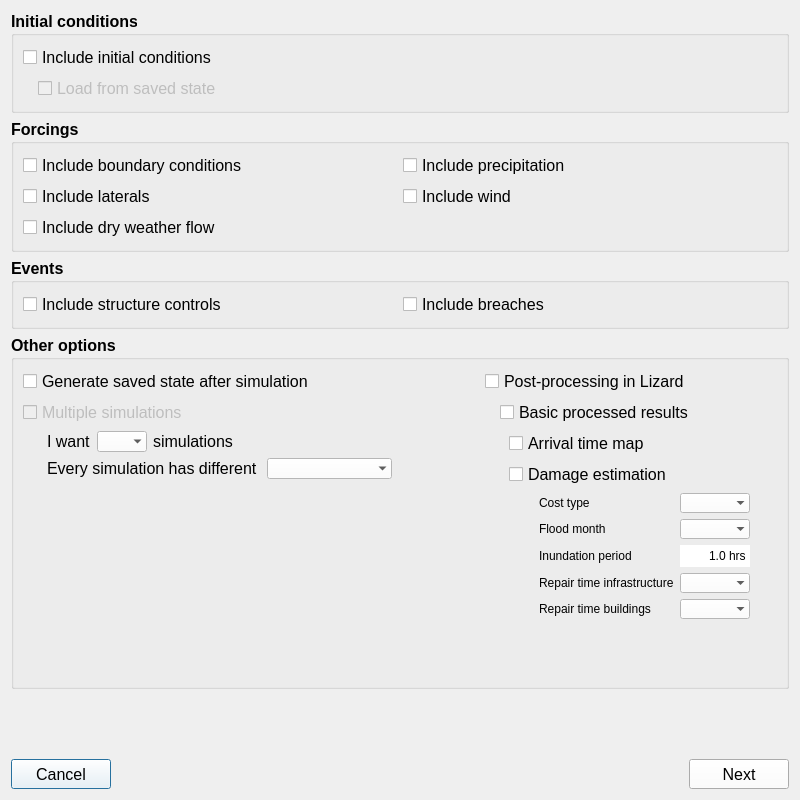
First picture: the form in threedi_models_and_simulations/ui/simulation_wizard/init_dialog.ui, repository nens/threedi-api-qgis-client, before the edit.
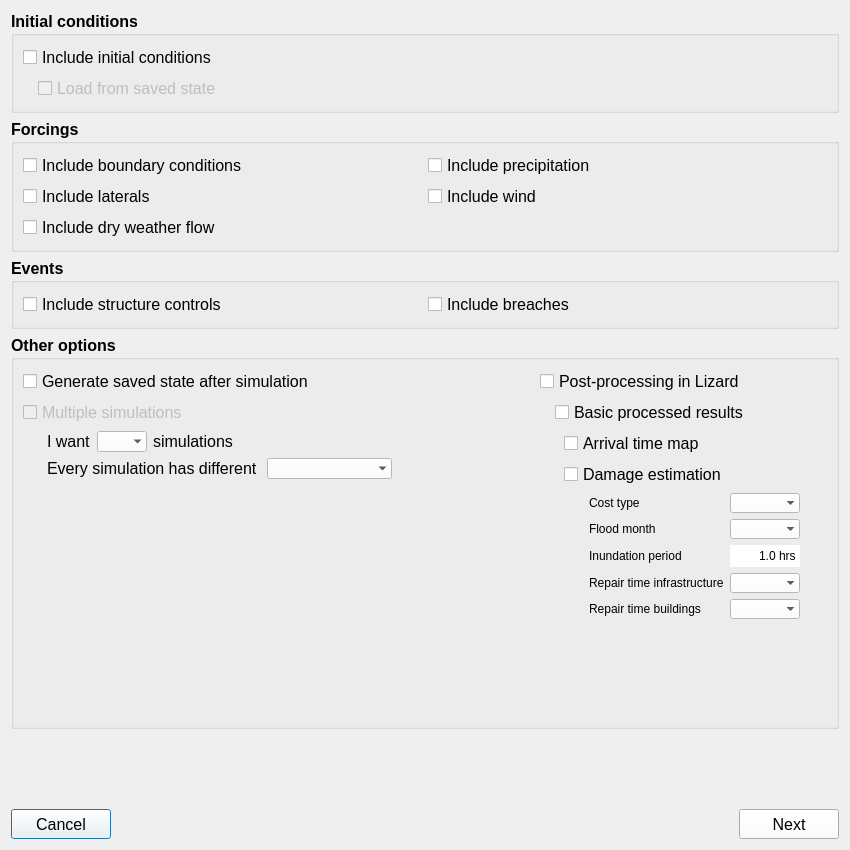
Second picture: the form after the edit.

The edit to the form file:
```diff
--- a/threedi_models_and_simulations/ui/simulation_wizard/init_dialog.ui
+++ b/threedi_models_and_simulations/ui/simulation_wizard/init_dialog.ui
@@ -6,14 +6,14 @@
    <rect>
     <x>0</x>
     <y>0</y>
-    <width>800</width>
-    <height>800</height>
+    <width>850</width>
+    <height>850</height>
    </rect>
   </property>
   <property name="minimumSize">
    <size>
-    <width>800</width>
-    <height>800</height>
+    <width>850</width>
+    <height>850</height>
    </size>
   </property>
   <property name="maximumSize">
@@ -460,486 +460,539 @@
                 </property>
                 <layout class="QGridLayout" name="gridLayout_9">
                  <property name="leftMargin">
-                  <number>30</number>
+                  <number>0</number>
                  </property>
                  <property name="topMargin">
                   <number>0</number>
                  </property>
-                 <item row="4" column="0">
-                  <widget class="QLabel" name="label_9">
-                   <property name="minimumSize">
-                    <size>
-                     <width>0</width>
-                     <height>20</height>
-                    </size>
+                 <item row="0" column="0" colspan="2">
+                  <layout class="QGridLayout" name="gridLayout_8">
+                   <property name="leftMargin">
+                    <number>25</number>
                    </property>
-                   <property name="font">
-                    <font>
-                     <family>Segoe UI</family>
-                     <pointsize>9</pointsize>
-                     <weight>50</weight>
-                     <bold>false</bold>
-                    </font>
+                   <property name="bottomMargin">
+                    <number>0</number>
                    </property>
-                   <property name="text">
-                    <string>Repair time buildings</string>
-                   </property>
-                  </widget>
-                 </item>
-                 <item row="4" column="1">
-                  <widget class="QComboBox" name="dd_repair_building">
-                   <property name="minimumSize">
-                    <size>
-                     <width>0</width>
-                     <height>20</height>
-                    </size>
-                   </property>
-                   <property name="font">
-                    <font>
-                     <family>Segoe UI</family>
-                     <pointsize>9</pointsize>
-                     <weight>50</weight>
-                     <bold>false</bold>
-                    </font>
-                   </property>
-                   <property name="styleSheet">
-                    <string notr="true">QComboBox {background-color:white; selection-background-color: lightgray;}</string>
-                   </property>
-                   <property name="frame">
-                    <bool>false</bool>
-                   </property>
-                  </widget>
+                   <item row="2" column="1">
+                    <widget class="QDoubleSpinBox" name="sb_period">
+                     <property name="sizePolicy">
+                      <sizepolicy hsizetype="Minimum" vsizetype="Expanding">
+                       <horstretch>0</horstretch>
+                       <verstretch>0</verstretch>
+                      </sizepolicy>
+                     </property>
+                     <property name="minimumSize">
+                      <size>
+                       <width>0</width>
+                       <height>20</height>
+                      </size>
+                     </property>
+                     <property name="font">
+                      <font>
+                       <family>Segoe UI</family>
+                       <pointsize>9</pointsize>
+                       <weight>50</weight>
+                       <bold>false</bold>
+                      </font>
+                     </property>
+                     <property name="styleSheet">
+                      <string notr="true">QDoubleSpinBox {background-color: white;}</string>
+                     </property>
+                     <property name="frame">
+                      <bool>false</bool>
+                     </property>
+                     <property name="alignment">
+                      <set>Qt::AlignRight|Qt::AlignTrailing|Qt::AlignVCenter</set>
+                     </property>
+                     <property name="buttonSymbols">
+                      <enum>QAbstractSpinBox::NoButtons</enum>
+                     </property>
+                     <property name="suffix">
+                      <string> hrs</string>
+                     </property>
+                     <property name="decimals">
+                      <number>1</number>
+                     </property>
+                     <property name="minimum">
+                      <double>1.000000000000000</double>
+                     </property>
+                    </widget>
+                   </item>
+                   <item row="4" column="0">
+                    <widget class="QLabel" name="label_9">
+                     <property name="minimumSize">
+                      <size>
+                       <width>0</width>
+                       <height>0</height>
+                      </size>
+                     </property>
+                     <property name="font">
+                      <font>
+                       <family>Segoe UI</family>
+                       <pointsize>9</pointsize>
+                       <weight>50</weight>
+                       <bold>false</bold>
+                      </font>
+                     </property>
+                     <property name="text">
+                      <string>Repair time buildings</string>
+                     </property>
+                    </widget>
+                   </item>
+                   <item row="3" column="1">
+                    <widget class="QComboBox" name="dd_repair_infrastructure">
+                     <property name="sizePolicy">
+                      <sizepolicy hsizetype="Preferred" vsizetype="Expanding">
+                       <horstretch>0</horstretch>
+                       <verstretch>0</verstretch>
+                      </sizepolicy>
+                     </property>
+                     <property name="minimumSize">
+                      <size>
+                       <width>0</width>
+                       <height>20</height>
+                      </size>
+                     </property>
+                     <property name="palette">
+                      <palette>
+                       <active>
+                        <colorrole role="Button">
+                         <brush brushstyle="SolidPattern">
+                          <color alpha="255">
+                           <red>255</red>
+                           <green>255</green>
+                           <blue>255</blue>
+                          </color>
+                         </brush>
+                        </colorrole>
+                        <colorrole role="Base">
+                         <brush brushstyle="SolidPattern">
+                          <color alpha="255">
+                           <red>255</red>
+                           <green>255</green>
+                           <blue>255</blue>
+                          </color>
+                         </brush>
+                        </colorrole>
+                        <colorrole role="Window">
+                         <brush brushstyle="SolidPattern">
+                          <color alpha="255">
+                           <red>255</red>
+                           <green>255</green>
+                           <blue>255</blue>
+                          </color>
+                         </brush>
+                        </colorrole>
+                        <colorrole role="Highlight">
+                         <brush brushstyle="SolidPattern">
+                          <color alpha="255">
+                           <red>211</red>
+                           <green>211</green>
+                           <blue>211</blue>
+                          </color>
+                         </brush>
+                        </colorrole>
+                       </active>
+                       <inactive>
+                        <colorrole role="Button">
+                         <brush brushstyle="SolidPattern">
+                          <color alpha="255">
+                           <red>255</red>
+                           <green>255</green>
+                           <blue>255</blue>
+                          </color>
+                         </brush>
+                        </colorrole>
+                        <colorrole role="Base">
+                         <brush brushstyle="SolidPattern">
+                          <color alpha="255">
+                           <red>255</red>
+                           <green>255</green>
+                           <blue>255</blue>
+                          </color>
+                         </brush>
+                        </colorrole>
+                        <colorrole role="Window">
+                         <brush brushstyle="SolidPattern">
+                          <color alpha="255">
+                           <red>255</red>
+                           <green>255</green>
+                           <blue>255</blue>
+                          </color>
+                         </brush>
+                        </colorrole>
+                        <colorrole role="Highlight">
+                         <brush brushstyle="SolidPattern">
+                          <color alpha="255">
+                           <red>211</red>
+                           <green>211</green>
+                           <blue>211</blue>
+                          </color>
+                         </brush>
+                        </colorrole>
+                       </inactive>
+                       <disabled>
+                        <colorrole role="Button">
+                         <brush brushstyle="SolidPattern">
+                          <color alpha="255">
+                           <red>255</red>
+                           <green>255</green>
+                           <blue>255</blue>
+                          </color>
+                         </brush>
+                        </colorrole>
+                        <colorrole role="Base">
+                         <brush brushstyle="SolidPattern">
+                          <color alpha="255">
+                           <red>255</red>
+                           <green>255</green>
+                           <blue>255</blue>
+                          </color>
+                         </brush>
+                        </colorrole>
+                        <colorrole role="Window">
+                         <brush brushstyle="SolidPattern">
+                          <color alpha="255">
+                           <red>255</red>
+                           <green>255</green>
+                           <blue>255</blue>
+                          </color>
+                         </brush>
+                        </colorrole>
+                        <colorrole role="Highlight">
+                         <brush brushstyle="SolidPattern">
+                          <color alpha="255">
+                           <red>211</red>
+                           <green>211</green>
+                           <blue>211</blue>
+                          </color>
+                         </brush>
+                        </colorrole>
+                       </disabled>
+                      </palette>
+                     </property>
+                     <property name="font">
+                      <font>
+                       <family>Segoe UI</family>
+                       <pointsize>9</pointsize>
+                       <weight>50</weight>
+                       <bold>false</bold>
+                      </font>
+                     </property>
+                     <property name="styleSheet">
+                      <string notr="true">QComboBox {background-color:white; selection-background-color: lightgray;}</string>
+                     </property>
+                     <property name="frame">
+                      <bool>false</bool>
+                     </property>
+                    </widget>
+                   </item>
+                   <item row="0" column="0">
+                    <widget class="QLabel" name="label_5">
+                     <property name="minimumSize">
+                      <size>
+                       <width>0</width>
+                       <height>0</height>
+                      </size>
+                     </property>
+                     <property name="font">
+                      <font>
+                       <family>Segoe UI</family>
+                       <pointsize>9</pointsize>
+                       <weight>50</weight>
+                       <bold>false</bold>
+                      </font>
+                     </property>
+                     <property name="text">
+                      <string>Cost type</string>
+                     </property>
+                    </widget>
+                   </item>
+                   <item row="2" column="0">
+                    <widget class="QLabel" name="label_7">
+                     <property name="minimumSize">
+                      <size>
+                       <width>0</width>
+                       <height>0</height>
+                      </size>
+                     </property>
+                     <property name="font">
+                      <font>
+                       <family>Segoe UI</family>
+                       <pointsize>9</pointsize>
+                       <weight>50</weight>
+                       <bold>false</bold>
+                      </font>
+                     </property>
+                     <property name="text">
+                      <string>Inundation period</string>
+                     </property>
+                    </widget>
+                   </item>
+                   <item row="4" column="1">
+                    <widget class="QComboBox" name="dd_repair_building">
+                     <property name="sizePolicy">
+                      <sizepolicy hsizetype="Preferred" vsizetype="Expanding">
+                       <horstretch>0</horstretch>
+                       <verstretch>0</verstretch>
+                      </sizepolicy>
+                     </property>
+                     <property name="minimumSize">
+                      <size>
+                       <width>0</width>
+                       <height>20</height>
+                      </size>
+                     </property>
+                     <property name="font">
+                      <font>
+                       <family>Segoe UI</family>
+                       <pointsize>9</pointsize>
+                       <weight>50</weight>
+                       <bold>false</bold>
+                      </font>
+                     </property>
+                     <property name="styleSheet">
+                      <string notr="true">QComboBox {background-color:white; selection-background-color: lightgray;}</string>
+                     </property>
+                     <property name="frame">
+                      <bool>false</bool>
+                     </property>
+                    </widget>
+                   </item>
+                   <item row="1" column="1">
+                    <widget class="QComboBox" name="dd_flood_month">
+                     <property name="sizePolicy">
+                      <sizepolicy hsizetype="Preferred" vsizetype="Expanding">
+                       <horstretch>0</horstretch>
+                       <verstretch>0</verstretch>
+                      </sizepolicy>
+                     </property>
+                     <property name="minimumSize">
+                      <size>
+                       <width>0</width>
+                       <height>20</height>
+                      </size>
+                     </property>
+                     <property name="font">
+                      <font>
+                       <family>Segoe UI</family>
+                       <pointsize>9</pointsize>
+                       <weight>50</weight>
+                       <bold>false</bold>
+                      </font>
+                     </property>
+                     <property name="styleSheet">
+                      <string notr="true">QComboBox {background-color:white; selection-background-color: lightgray;}</string>
+                     </property>
+                     <property name="frame">
+                      <bool>false</bool>
+                     </property>
+                    </widget>
+                   </item>
+                   <item row="0" column="1">
+                    <widget class="QComboBox" name="dd_cost_type">
+                     <property name="sizePolicy">
+                      <sizepolicy hsizetype="Preferred" vsizetype="Expanding">
+                       <horstretch>0</horstretch>
+                       <verstretch>0</verstretch>
+                      </sizepolicy>
+                     </property>
+                     <property name="minimumSize">
+                      <size>
+                       <width>0</width>
+                       <height>20</height>
+                      </size>
+                     </property>
+                     <property name="palette">
+                      <palette>
+                       <active>
+                        <colorrole role="Button">
+                         <brush brushstyle="SolidPattern">
+                          <color alpha="255">
+                           <red>255</red>
+                           <green>255</green>
+                           <blue>255</blue>
+                          </color>
+                         </brush>
+                        </colorrole>
+                        <colorrole role="Base">
+                         <brush brushstyle="SolidPattern">
+                          <color alpha="255">
+                           <red>255</red>
+                           <green>255</green>
+                           <blue>255</blue>
+                          </color>
+                         </brush>
+                        </colorrole>
+                        <colorrole role="Window">
+                         <brush brushstyle="SolidPattern">
+                          <color alpha="255">
+                           <red>255</red>
+                           <green>255</green>
+                           <blue>255</blue>
+                          </color>
+                         </brush>
+                        </colorrole>
+                        <colorrole role="Highlight">
+                         <brush brushstyle="SolidPattern">
+                          <color alpha="255">
+                           <red>211</red>
+                           <green>211</green>
+                           <blue>211</blue>
+                          </color>
+                         </brush>
+                        </colorrole>
+                       </active>
+                       <inactive>
+                        <colorrole role="Button">
+                         <brush brushstyle="SolidPattern">
+                          <color alpha="255">
+                           <red>255</red>
+                           <green>255</green>
+                           <blue>255</blue>
+                          </color>
+                         </brush>
+                        </colorrole>
+                        <colorrole role="Base">
+                         <brush brushstyle="SolidPattern">
+                          <color alpha="255">
+                           <red>255</red>
+                           <green>255</green>
+                           <blue>255</blue>
+                          </color>
+                         </brush>
+                        </colorrole>
+                        <colorrole role="Window">
+                         <brush brushstyle="SolidPattern">
+                          <color alpha="255">
+                           <red>255</red>
+                           <green>255</green>
+                           <blue>255</blue>
+                          </color>
+                         </brush>
+                        </colorrole>
+                        <colorrole role="Highlight">
+                         <brush brushstyle="SolidPattern">
+                          <color alpha="255">
+                           <red>211</red>
+                           <green>211</green>
+                           <blue>211</blue>
+                          </color>
+                         </brush>
+                        </colorrole>
+                       </inactive>
+                       <disabled>
+                        <colorrole role="Button">
+                         <brush brushstyle="SolidPattern">
+                          <color alpha="255">
+                           <red>255</red>
+                           <green>255</green>
+                           <blue>255</blue>
+                          </color>
+                         </brush>
+                        </colorrole>
+                        <colorrole role="Base">
+                         <brush brushstyle="SolidPattern">
+                          <color alpha="255">
+                           <red>255</red>
+                           <green>255</green>
+                           <blue>255</blue>
+                          </color>
+                         </brush>
+                        </colorrole>
+                        <colorrole role="Window">
+                         <brush brushstyle="SolidPattern">
+                          <color alpha="255">
+                           <red>255</red>
+                           <green>255</green>
+                           <blue>255</blue>
+                          </color>
+                         </brush>
+                        </colorrole>
+                        <colorrole role="Highlight">
+                         <brush brushstyle="SolidPattern">
+                          <color alpha="255">
+                           <red>211</red>
+                           <green>211</green>
+                           <blue>211</blue>
+                          </color>
+                         </brush>
+                        </colorrole>
+                       </disabled>
+                      </palette>
+                     </property>
+                     <property name="font">
+                      <font>
+                       <family>Segoe UI</family>
+                       <pointsize>9</pointsize>
+                       <weight>50</weight>
+                       <bold>false</bold>
+                      </font>
+                     </property>
+                     <property name="styleSheet">
+                      <string notr="true">QComboBox {background-color:white; selection-background-color: lightgray;}</string>
+                     </property>
+                     <property name="frame">
+                      <bool>false</bool>
+                     </property>
+                    </widget>
+                   </item>
+                   <item row="1" column="0">
+                    <widget class="QLabel" name="label_6">
+                     <property name="minimumSize">
+                      <size>
+                       <width>0</width>
+                       <height>0</height>
+                      </size>
+                     </property>
+                     <property name="font">
+                      <font>
+                       <family>Segoe UI</family>
+                       <pointsize>9</pointsize>
+                       <weight>50</weight>
+                       <bold>false</bold>
+                      </font>
+                     </property>
+                     <property name="text">
+                      <string>Flood month</string>
+                     </property>
+                    </widget>
+                   </item>
+                   <item row="3" column="0">
+                    <widget class="QLabel" name="label_8">
+                     <property name="minimumSize">
+                      <size>
+                       <width>0</width>
+                       <height>0</height>
+                      </size>
+                     </property>
+                     <property name="font">
+                      <font>
+                       <family>Segoe UI</family>
+                       <pointsize>9</pointsize>
+                       <weight>50</weight>
+                       <bold>false</bold>
+                      </font>
+                     </property>
+                     <property name="text">
+                      <string>Repair time infrastructure</string>
+                     </property>
+                    </widget>
+                   </item>
+                  </layout>
                  </item>
                  <item row="3" column="0">
-                  <widget class="QLabel" name="label_8">
-                   <property name="minimumSize">
-                    <size>
-                     <width>0</width>
-                     <height>20</height>
-                    </size>
+                  <spacer name="verticalSpacer_3">
+                   <property name="orientation">
+                    <enum>Qt::Vertical</enum>
                    </property>
-                   <property name="font">
-                    <font>
-                     <family>Segoe UI</family>
-                     <pointsize>9</pointsize>
-                     <weight>50</weight>
-                     <bold>false</bold>
-                    </font>
-                   </property>
-                   <property name="text">
-                    <string>Repair time infrastructure</string>
-                   </property>
-                  </widget>
-                 </item>
-                 <item row="2" column="0">
-                  <widget class="QLabel" name="label_7">
-                   <property name="minimumSize">
+                   <property name="sizeHint" stdset="0">
                     <size>
-                     <width>0</width>
-                     <height>20</height>
+                     <width>20</width>
+                     <height>40</height>
                     </size>
                    </property>
-                   <property name="font">
-                    <font>
-                     <family>Segoe UI</family>
-                     <pointsize>9</pointsize>
-                     <weight>50</weight>
-                     <bold>false</bold>
-                    </font>
-                   </property>
-                   <property name="text">
-                    <string>Inundation period</string>
-                   </property>
-                  </widget>
-                 </item>
-                 <item row="0" column="1">
-                  <widget class="QComboBox" name="dd_cost_type">
-                   <property name="minimumSize">
-                    <size>
-                     <width>0</width>
-                     <height>20</height>
-                    </size>
-                   </property>
-                   <property name="palette">
-                    <palette>
-                     <active>
-                      <colorrole role="Button">
-                       <brush brushstyle="SolidPattern">
-                        <color alpha="255">
-                         <red>255</red>
-                         <green>255</green>
-                         <blue>255</blue>
-                        </color>
-                       </brush>
-                      </colorrole>
-                      <colorrole role="Base">
-                       <brush brushstyle="SolidPattern">
-                        <color alpha="255">
-                         <red>255</red>
-                         <green>255</green>
-                         <blue>255</blue>
-                        </color>
-                       </brush>
-                      </colorrole>
-                      <colorrole role="Window">
-                       <brush brushstyle="SolidPattern">
-                        <color alpha="255">
-                         <red>255</red>
-                         <green>255</green>
-                         <blue>255</blue>
-                        </color>
-                       </brush>
-                      </colorrole>
-                      <colorrole role="Highlight">
-                       <brush brushstyle="SolidPattern">
-                        <color alpha="255">
-                         <red>211</red>
-                         <green>211</green>
-                         <blue>211</blue>
-                        </color>
-                       </brush>
-                      </colorrole>
-                     </active>
-                     <inactive>
-                      <colorrole role="Button">
-                       <brush brushstyle="SolidPattern">
-                        <color alpha="255">
-                         <red>255</red>
-                         <green>255</green>
-                         <blue>255</blue>
-                        </color>
-                       </brush>
-                      </colorrole>
-                      <colorrole role="Base">
-                       <brush brushstyle="SolidPattern">
-                        <color alpha="255">
-                         <red>255</red>
-                         <green>255</green>
-                         <blue>255</blue>
-                        </color>
-                       </brush>
-                      </colorrole>
-                      <colorrole role="Window">
-                       <brush brushstyle="SolidPattern">
-                        <color alpha="255">
-                         <red>255</red>
-                         <green>255</green>
-                         <blue>255</blue>
-                        </color>
-                       </brush>
-                      </colorrole>
-                      <colorrole role="Highlight">
-                       <brush brushstyle="SolidPattern">
-                        <color alpha="255">
-                         <red>211</red>
-                         <green>211</green>
-                         <blue>211</blue>
-                        </color>
-                       </brush>
-                      </colorrole>
-                     </inactive>
-                     <disabled>
-                      <colorrole role="Button">
-                       <brush brushstyle="SolidPattern">
-                        <color alpha="255">
-                         <red>255</red>
-                         <green>255</green>
-                         <blue>255</blue>
-                        </color>
-                       </brush>
-                      </colorrole>
-                      <colorrole role="Base">
-                       <brush brushstyle="SolidPattern">
-                        <color alpha="255">
-                         <red>255</red>
-                         <green>255</green>
-                         <blue>255</blue>
-                        </color>
-                       </brush>
-                      </colorrole>
-                      <colorrole role="Window">
-                       <brush brushstyle="SolidPattern">
-                        <color alpha="255">
-                         <red>255</red>
-                         <green>255</green>
-                         <blue>255</blue>
-                        </color>
-                       </brush>
-                      </colorrole>
-                      <colorrole role="Highlight">
-                       <brush brushstyle="SolidPattern">
-                        <color alpha="255">
-                         <red>211</red>
-                         <green>211</green>
-                         <blue>211</blue>
-                        </color>
-                       </brush>
-                      </colorrole>
-                     </disabled>
-                    </palette>
-                   </property>
-                   <property name="font">
-                    <font>
-                     <family>Segoe UI</family>
-                     <pointsize>9</pointsize>
-                     <weight>50</weight>
-                     <bold>false</bold>
-                    </font>
-                   </property>
-                   <property name="styleSheet">
-                    <string notr="true">QComboBox {background-color:white; selection-background-color: lightgray;}</string>
-                   </property>
-                   <property name="frame">
-                    <bool>false</bool>
-                   </property>
-                  </widget>
-                 </item>
-                 <item row="0" column="0">
-                  <widget class="QLabel" name="label_5">
-                   <property name="minimumSize">
-                    <size>
-                     <width>0</width>
-                     <height>20</height>
-                    </size>
-                   </property>
-                   <property name="font">
-                    <font>
-                     <family>Segoe UI</family>
-                     <pointsize>9</pointsize>
-                     <weight>50</weight>
-                     <bold>false</bold>
-                    </font>
-                   </property>
-                   <property name="text">
-                    <string>Cost type</string>
-                   </property>
-                  </widget>
-                 </item>
-                 <item row="1" column="0">
-                  <widget class="QLabel" name="label_6">
-                   <property name="minimumSize">
-                    <size>
-                     <width>0</width>
-                     <height>20</height>
-                    </size>
-                   </property>
-                   <property name="font">
-                    <font>
-                     <family>Segoe UI</family>
-                     <pointsize>9</pointsize>
-                     <weight>50</weight>
-                     <bold>false</bold>
-                    </font>
-                   </property>
-                   <property name="text">
-                    <string>Flood month</string>
-                   </property>
-                  </widget>
-                 </item>
-                 <item row="1" column="1">
-                  <widget class="QComboBox" name="dd_flood_month">
-                   <property name="minimumSize">
-                    <size>
-                     <width>0</width>
-                     <height>20</height>
-                    </size>
-                   </property>
-                   <property name="font">
-                    <font>
-                     <family>Segoe UI</family>
-                     <pointsize>9</pointsize>
-                     <weight>50</weight>
-                     <bold>false</bold>
-                    </font>
-                   </property>
-                   <property name="styleSheet">
-                    <string notr="true">QComboBox {background-color:white; selection-background-color: lightgray;}</string>
-                   </property>
-                   <property name="frame">
-                    <bool>false</bool>
-                   </property>
-                  </widget>
-                 </item>
-                 <item row="3" column="1">
-                  <widget class="QComboBox" name="dd_repair_infrastructure">
-                   <property name="minimumSize">
-                    <size>
-                     <width>0</width>
-                     <height>20</height>
-                    </size>
-                   </property>
-                   <property name="palette">
-                    <palette>
-                     <active>
-                      <colorrole role="Button">
-                       <brush brushstyle="SolidPattern">
-                        <color alpha="255">
-                         <red>255</red>
-                         <green>255</green>
-                         <blue>255</blue>
-                        </color>
-                       </brush>
-                      </colorrole>
-                      <colorrole role="Base">
-                       <brush brushstyle="SolidPattern">
-                        <color alpha="255">
-                         <red>255</red>
-                         <green>255</green>
-                         <blue>255</blue>
-                        </color>
-                       </brush>
-                      </colorrole>
-                      <colorrole role="Window">
-                       <brush brushstyle="SolidPattern">
-                        <color alpha="255">
-                         <red>255</red>
-                         <green>255</green>
-                         <blue>255</blue>
-                        </color>
-                       </brush>
-                      </colorrole>
-                      <colorrole role="Highlight">
-                       <brush brushstyle="SolidPattern">
-                        <color alpha="255">
-                         <red>211</red>
-                         <green>211</green>
-                         <blue>211</blue>
-                        </color>
-                       </brush>
-                      </colorrole>
-                     </active>
-                     <inactive>
-                      <colorrole role="Button">
-                       <brush brushstyle="SolidPattern">
-                        <color alpha="255">
-                         <red>255</red>
-                         <green>255</green>
-                         <blue>255</blue>
-                        </color>
-                       </brush>
-                      </colorrole>
-                      <colorrole role="Base">
-                       <brush brushstyle="SolidPattern">
-                        <color alpha="255">
-                         <red>255</red>
-                         <green>255</green>
-                         <blue>255</blue>
-                        </color>
-                       </brush>
-                      </colorrole>
-                      <colorrole role="Window">
-                       <brush brushstyle="SolidPattern">
-                        <color alpha="255">
-                         <red>255</red>
-                         <green>255</green>
-                         <blue>255</blue>
-                        </color>
-                       </brush>
-                      </colorrole>
-                      <colorrole role="Highlight">
-                       <brush brushstyle="SolidPattern">
-                        <color alpha="255">
-                         <red>211</red>
-                         <green>211</green>
-                         <blue>211</blue>
-                        </color>
-                       </brush>
-                      </colorrole>
-                     </inactive>
-                     <disabled>
-                      <colorrole role="Button">
-                       <brush brushstyle="SolidPattern">
-                        <color alpha="255">
-                         <red>255</red>
-                         <green>255</green>
-                         <blue>255</blue>
-                        </color>
-                       </brush>
-                      </colorrole>
-                      <colorrole role="Base">
-                       <brush brushstyle="SolidPattern">
-                        <color alpha="255">
-                         <red>255</red>
-                         <green>255</green>
-                         <blue>255</blue>
-                        </color>
-                       </brush>
-                      </colorrole>
-                      <colorrole role="Window">
-                       <brush brushstyle="SolidPattern">
-                        <color alpha="255">
-                         <red>255</red>
-                         <green>255</green>
-                         <blue>255</blue>
-                        </color>
-                       </brush>
-                      </colorrole>
-                      <colorrole role="Highlight">
-                       <brush brushstyle="SolidPattern">
-                        <color alpha="255">
-                         <red>211</red>
-                         <green>211</green>
-                         <blue>211</blue>
-                        </color>
-                       </brush>
-                      </colorrole>
-                     </disabled>
-                    </palette>
-                   </property>
-                   <property name="font">
-                    <font>
-                     <family>Segoe UI</family>
-                     <pointsize>9</pointsize>
-                     <weight>50</weight>
-                     <bold>false</bold>
-                    </font>
-                   </property>
-                   <property name="styleSheet">
-                    <string notr="true">QComboBox {background-color:white; selection-background-color: lightgray;}</string>
-                   </property>
-                   <property name="frame">
-                    <bool>false</bool>
-                   </property>
-                  </widget>
-                 </item>
-                 <item row="2" column="1">
-                  <widget class="QDoubleSpinBox" name="sb_period">
-                   <property name="minimumSize">
-                    <size>
-                     <width>0</width>
-                     <height>20</height>
-                    </size>
-                   </property>
-                   <property name="font">
-                    <font>
-                     <family>Segoe UI</family>
-                     <pointsize>9</pointsize>
-                     <weight>50</weight>
-                     <bold>false</bold>
-                    </font>
-                   </property>
-                   <property name="styleSheet">
-                    <string notr="true">QDoubleSpinBox {background-color: white;}</string>
-                   </property>
-                   <property name="frame">
-                    <bool>false</bool>
-                   </property>
-                   <property name="alignment">
-                    <set>Qt::AlignRight|Qt::AlignTrailing|Qt::AlignVCenter</set>
-                   </property>
-                   <property name="buttonSymbols">
-                    <enum>QAbstractSpinBox::NoButtons</enum>
-                   </property>
-                   <property name="suffix">
-                    <string> hrs</string>
-                   </property>
-                   <property name="decimals">
-                    <number>1</number>
-                   </property>
-                   <property name="minimum">
-                    <double>1.000000000000000</double>
-                   </property>
-                  </widget>
+                  </spacer>
                  </item>
                 </layout>
                </widget>
```
Left out of the diff: 68 changed lines with no effect on the pictures.
